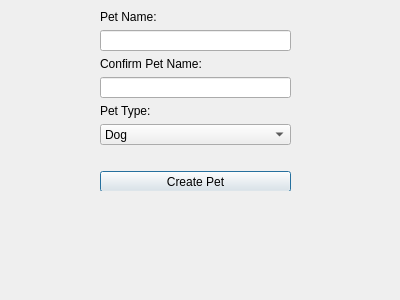
The window that PPwindow.ui (iviej1998/Smart-Pet-Dashboard) describes before a commit, drawn with Qt 5.
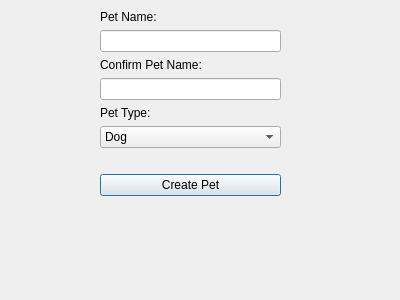
The same window after the commit.

Patch:
```diff
--- a/PPwindow.ui
+++ b/PPwindow.ui
@@ -19,13 +19,13 @@
   <property name="windowTitle">
    <string>Dialog</string>
   </property>
-  <widget class="QWidget" name="">
+  <widget class="QWidget" name="layoutWidget">
    <property name="geometry">
     <rect>
      <x>100</x>
      <y>10</y>
-     <width>191</width>
-     <height>181</height>
+     <width>181</width>
+     <height>231</height>
     </rect>
    </property>
    <layout class="QFormLayout" name="formLayout">
```
